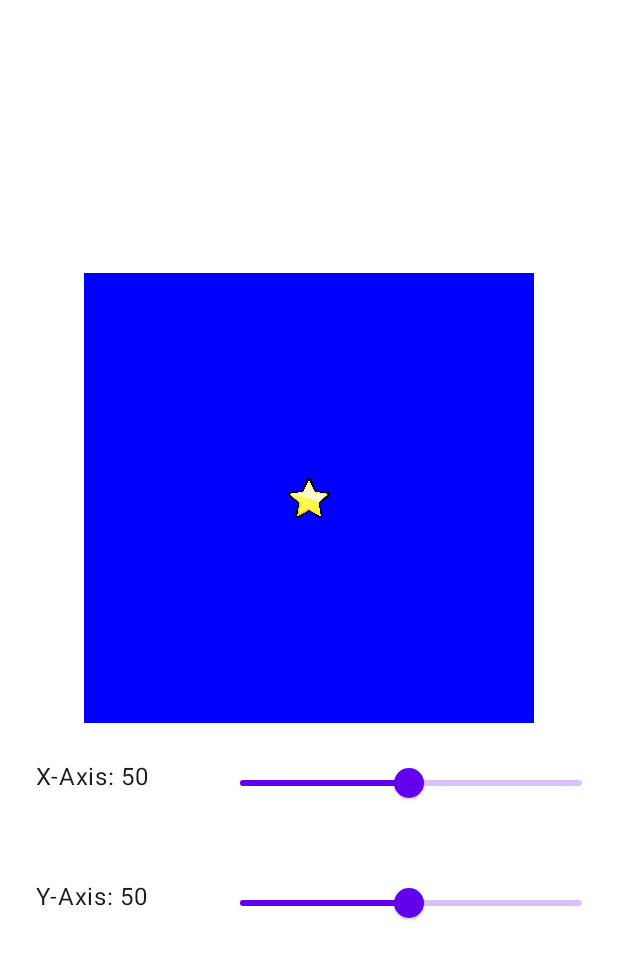
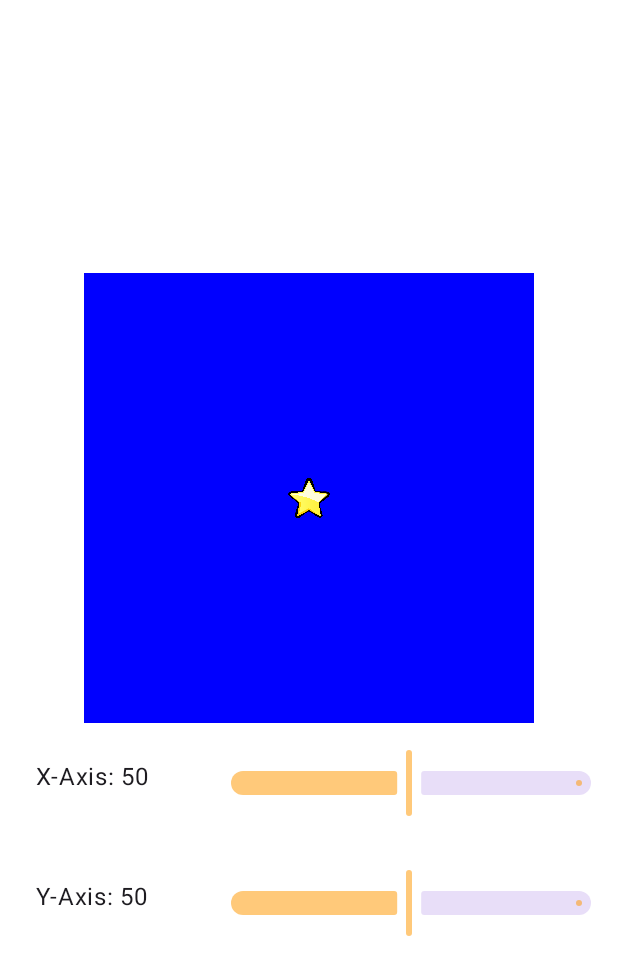
Before and after one commit to sagar-jh/coordplot, an Android app built with Jetpack Compose: the screen it shows after launch (MainActivity), on a phone screen of 412 x 824 dp. Shown: the top 975 px of the screen. Run offline under Robolectric (Android 15) with nearby library versions, the phone set to English and light mode, and no system bars.

Commit message:
Modified to fix the colors for sliders

```diff
--- a/app/src/main/java/com/kodeco/android/coordplot/CustomSlider.kt
+++ b/app/src/main/java/com/kodeco/android/coordplot/CustomSlider.kt
@@ -2,15 +2,16 @@ package com.kodeco.android.coordplot
 
 import androidx.compose.foundation.layout.padding
 import androidx.compose.foundation.layout.width
-import androidx.compose.material.Slider
+import androidx.compose.material3.Slider
 import androidx.compose.material3.Text
 import androidx.compose.runtime.Composable
 import androidx.compose.ui.Modifier
+import androidx.compose.ui.tooling.preview.Preview
 import androidx.compose.ui.unit.dp
 import kotlin.math.roundToInt
 
 @Composable
-fun CustomSlider(modifier: Modifier = Modifier, value : Float =0.5f, changeValue : (Float) -> Unit,text : String){
+fun CustomSlider(modifier: Modifier = Modifier, value : Float =0.5f, changeValue : (Float) -> Unit={},text : String ="Axis"){
     Text(text = "${text}: ${(value*100).roundToInt()}",
         Modifier
             .padding(8.dp)
@@ -20,5 +21,6 @@ fun CustomSlider(modifier: Modifier = Modifier, value : Float =0.5f, changeValue
         valueRange = 0.01f..1f,
         onValueChange = changeValue
 
+
     )
 }
--- a/app/src/main/java/com/kodeco/android/coordplot/ui/theme/Theme.kt
+++ b/app/src/main/java/com/kodeco/android/coordplot/ui/theme/Theme.kt
@@ -2,6 +2,7 @@ package com.kodeco.android.coordplot.ui.theme
 
 import android.app.Activity
 import android.os.Build
+import android.util.Log
 import androidx.compose.foundation.isSystemInDarkTheme
 import androidx.compose.material3.MaterialTheme
 import androidx.compose.material3.darkColorScheme
@@ -55,12 +56,14 @@ fun MyApplicationTheme(
         darkTheme -> DarkColorScheme
         else -> LightColorScheme
     }
+
     val view = LocalView.current
     if (!view.isInEditMode) {
         SideEffect {
             val window = (view.context as Activity).window
             window.statusBarColor = colorScheme.primary.toArgb()
             WindowCompat.getInsetsController(window, view).isAppearanceLightStatusBars = darkTheme
+
         }
     }
 
```
